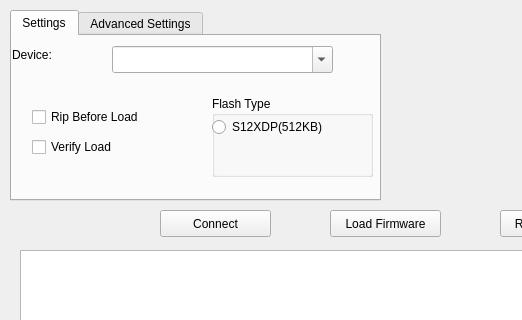
First picture: the form in src/freeems_loader.ui, repository seank/freeems-loader, before the edit; both pictures show x 0 to 522 and y 0 to 320 of the 800 by 547 pixel window.
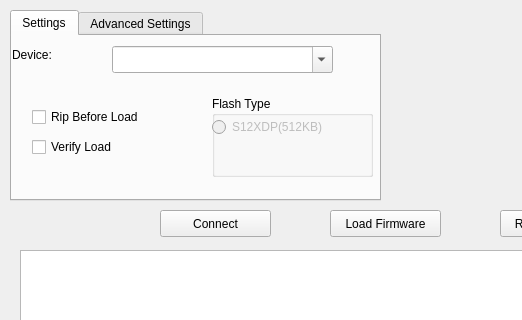
Second picture: the form after the edit. The open tabs and pages were chosen to show the change. Icons and pictures are not drawn.

Commit message: disabled flash type radio button as it wont be needed for some time

The edit to the form file:
```diff
--- a/src/freeems_loader.ui
+++ b/src/freeems_loader.ui
@@ -211,6 +211,9 @@
       <string>Flash Type</string>
      </property>
      <widget class="QRadioButton" name="radXDP">
+      <property name="enabled">
+       <bool>false</bool>
+      </property>
       <property name="geometry">
        <rect>
         <x>0</x>
```
Left out of the diff: 2 changed lines with no effect on the pictures.
